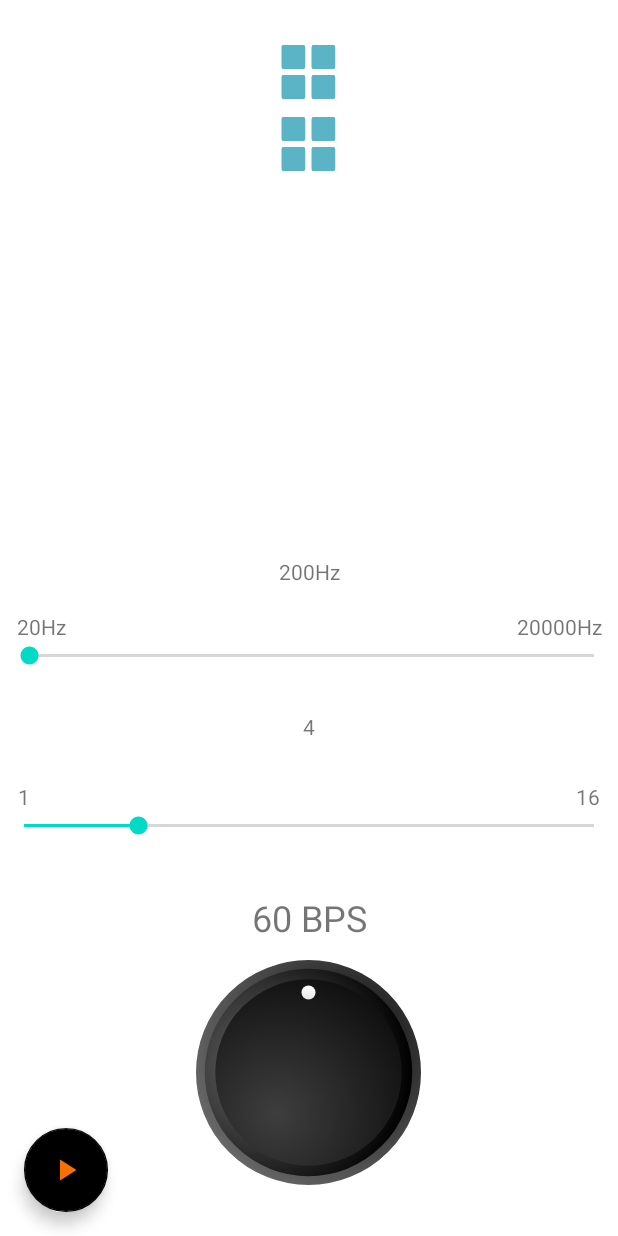
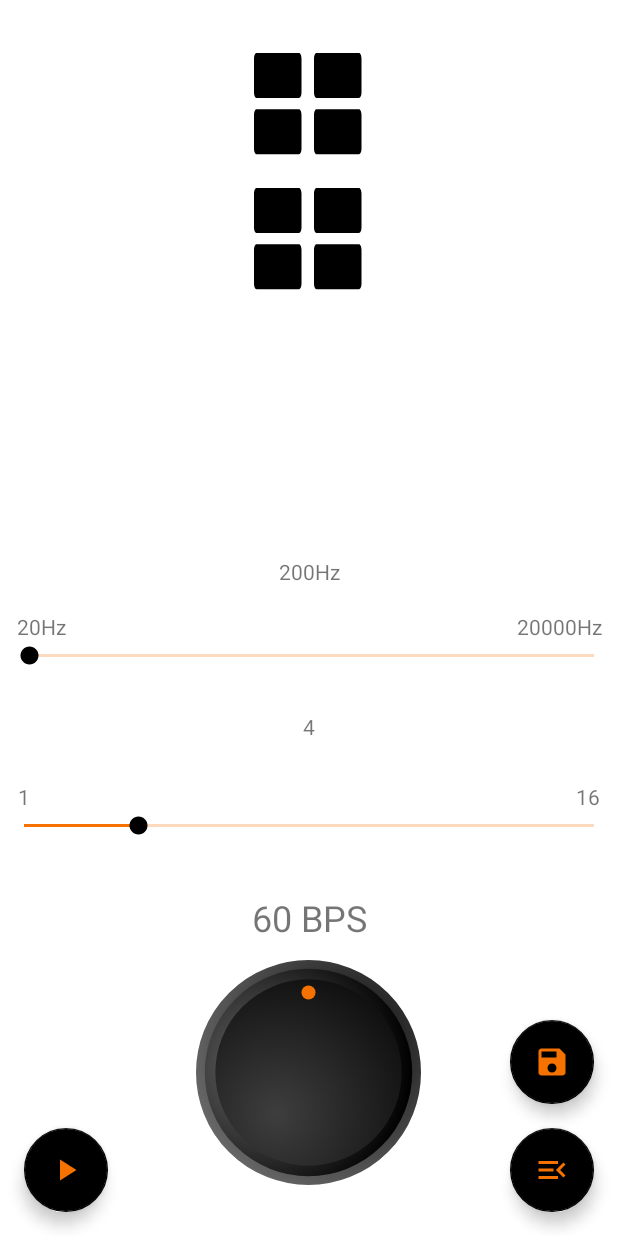
Before and after one commit to Aprii00/Metronome, an Android app: the screen it shows after launch (MainActivity), on a phone screen of 412 x 824 dp. Run offline under Robolectric (Android 15) with nearby library versions, the phone set to English and light mode, and no system bars.

Commit message:
Final Commit?

```diff
--- a/app/src/main/AndroidManifest.xml
+++ b/app/src/main/AndroidManifest.xml
@@ -9,6 +9,10 @@
         android:roundIcon="@mipmap/ic_launcher_round"
         android:supportsRtl="true"
         android:theme="@style/Theme.Metronome">
+        <activity android:name=".load.LoadActivity" >
+        </activity>
+        <activity android:name=".save.SaveActivity" >
+        </activity>
         <activity android:name=".MainActivity">
             <intent-filter>
                 <action android:name="android.intent.action.MAIN" />
--- a/app/src/main/java/com/example/metronome/knob/RotaryKnobView.kt
+++ b/app/src/main/java/com/example/metronome/knob/RotaryKnobView.kt
@@ -15,6 +15,8 @@ import androidx.core.view.GestureDetectorCompat
 import com.example.metronome.R
 import kotlinx.android.synthetic.main.rotary_knob_view.view.*
 import kotlin.math.atan2
+import kotlin.math.ceil
+import kotlin.math.roundToInt
 
 class RotaryKnobView @JvmOverloads constructor(
     context: Context, attrs: AttributeSet? = null, defStyleAttr: Int = 0
@@ -66,7 +68,7 @@ class RotaryKnobView @JvmOverloads constructor(
         if(valueF > maxValue) valueF = maxValue.toFloat()
         else if(valueF < minValue) valueF = minValue.toFloat()
 
-        value = valueF.toInt()
+        value = ceil(valueF.toDouble()).toInt()
 //       Log.e("2", valueF.toString())
         if (listener != null) {
             listener!!.onRotate(value)
--- a/app/src/main/res/drawable/knob.xml
+++ b/app/src/main/res/drawable/knob.xml
@@ -57,8 +57,8 @@
                 android:endY="45"
                 android:endX="128"
                 android:type="linear">
-                <item android:offset="0" android:color="#FFFFFFFF"/>
-                <item android:offset="1" android:color="#FFE8E8E8"/>
+                <item android:offset="0" android:color="@color/playButtonArrow"/>
+                <item android:offset="1" android:color="@color/playButtonArrow"/>
             </gradient>
         </aapt:attr>
     </path>
--- /dev/null
+++ b/app/src/main/res/drawable/load_button_image.xml
@@ -0,0 +1,5 @@
+<vector android:autoMirrored="true" android:height="24dp"
+    android:tint="#27B730" android:viewportHeight="24"
+    android:viewportWidth="24" android:width="24dp" xmlns:android="http://schemas.android.com/apk/res/android">
+    <path android:fillColor="@android:color/white" android:pathData="M3,18h13v-2L3,16v2zM3,13h10v-2L3,11v2zM3,6v2h13L16,6L3,6zM21,15.59L17.42,12 21,8.41 19.59,7l-5,5 5,5L21,15.59z"/>
+</vector>
--- /dev/null
+++ b/app/src/main/res/drawable/save_buttno_image.xml
@@ -0,0 +1,5 @@
+<vector android:height="24dp" android:tint="#27B730"
+    android:viewportHeight="24" android:viewportWidth="24"
+    android:width="24dp" xmlns:android="http://schemas.android.com/apk/res/android">
+    <path android:fillColor="@android:color/white" android:pathData="M17,3L5,3c-1.11,0 -2,0.9 -2,2v14c0,1.1 0.89,2 2,2h14c1.1,0 2,-0.9 2,-2L21,7l-4,-4zM12,19c-1.66,0 -3,-1.34 -3,-3s1.34,-3 3,-3 3,1.34 3,3 -1.34,3 -3,3zM15,9L5,9L5,5h10v4z"/>
+</vector>
--- a/app/src/main/res/drawable/sound_view.xml
+++ b/app/src/main/res/drawable/sound_view.xml
@@ -1,9 +1,9 @@
 <vector xmlns:android="http://schemas.android.com/apk/res/android"
-    android:width="20dp"
-    android:height="48dp"
+    android:width="40dp"
+    android:height="90dp"
     android:viewportWidth="24"
     android:viewportHeight="24">
   <path
-      android:fillColor="@color/soundNoActive"
+      android:fillColor="@color/playButtonBackground"
       android:pathData="M20,13L3,13c-0.55,0 -1,0.45 -1,1v6c0,0.55 0.45,1 1,1h17c0.55,0 1,-0.45 1,-1v-6c0,-0.55 -0.45,-1 -1,-1zM20,3L3,3c-0.55,0 -1,0.45 -1,1v6c0,0.55 0.45,1 1,1h17c0.55,0 1,-0.45 1,-1L21,4c0,-0.55 -0.45,-1 -1,-1z"/>
 </vector>
--- a/app/src/main/res/layout/activity_main.xml
+++ b/app/src/main/res/layout/activity_main.xml
@@ -66,6 +66,9 @@
         app:layout_constraintStart_toStartOf="parent"
         app:layout_constraintTop_toTopOf="parent"
         app:layout_constraintVertical_bias="0.94"
+        android:thumbTint="@color/playButtonBackground"
+        android:progressBackgroundTint="@color/playButtonArrow"
+        android:progressTint="@color/playButtonArrow"
         android:max="@integer/HZMax"
         android:min="@integer/HZMin"
         android:progress="@integer/HZStart"/>
@@ -114,6 +117,9 @@
         app:layout_constraintStart_toStartOf="parent"
         app:layout_constraintTop_toTopOf="parent"
         app:layout_constraintVertical_bias="0.94"
+        android:thumbTint="@color/playButtonBackground"
+        android:progressBackgroundTint="@color/playButtonArrow"
+        android:progressTint="@color/playButtonArrow"
         android:max="@integer/seekBarMax"
         android:min="@integer/seekBarMin"
         android:progress="@integer/seekBarStart"/>
@@ -168,4 +174,34 @@
         app:layout_constraintStart_toStartOf="parent"
         app:srcCompat="@drawable/play_arrow"/>
 
+    <com.google.android.material.floatingactionbutton.FloatingActionButton
+        android:id="@+id/loadButton"
+        android:layout_width="wrap_content"
+        android:layout_height="wrap_content"
+        android:layout_marginEnd="16dp"
+        android:layout_marginBottom="16dp"
+        android:clickable="true"
+        android:onClick="loadNew"
+        android:soundEffectsEnabled="false"
+        app:backgroundTint="@color/playButtonBackground"
+        app:layout_constraintBottom_toBottomOf="parent"
+        app:layout_constraintEnd_toEndOf="parent"
+        app:srcCompat="@drawable/load_button_image"
+        app:tint="@color/playButtonArrow" />
+
+    <com.google.android.material.floatingactionbutton.FloatingActionButton
+        android:id="@+id/saveButton"
+        android:layout_width="wrap_content"
+        android:layout_height="wrap_content"
+        android:layout_marginEnd="16dp"
+        android:layout_marginBottom="16dp"
+        android:clickable="true"
+        android:onClick="saveCurrent"
+        android:soundEffectsEnabled="false"
+        app:backgroundTint="@color/playButtonBackground"
+        app:layout_constraintBottom_toTopOf="@+id/loadButton"
+        app:layout_constraintEnd_toEndOf="parent"
+        app:srcCompat="@drawable/save_buttno_image"
+        app:tint="@color/playButtonArrow" />
+
 </androidx.constraintlayout.widget.ConstraintLayout>
--- a/app/src/main/res/values/colors.xml
+++ b/app/src/main/res/values/colors.xml
@@ -14,5 +14,6 @@
     <color name="soundNoActive">#5AB4C5</color>
     <color name="playButtonBackground">#000000</color>
     <color name="playButtonArrow">#F67200</color>
+    <color name="backGround">#A1A1A1</color>
 
 </resources>
--- a/app/src/main/res/values/themes.xml
+++ b/app/src/main/res/values/themes.xml
@@ -2,12 +2,12 @@
     <!-- Base application theme. -->
     <style name="Theme.Metronome" parent="Theme.MaterialComponents.DayNight.NoActionBar">
         <!-- Primary brand color. -->
-        <item name="colorPrimary">@color/purple_500</item>
-        <item name="colorPrimaryVariant">@color/purple_700</item>
+        <item name="colorPrimary">@color/soundActive</item>
+        <item name="colorPrimaryVariant">@color/soundActive</item>
         <item name="colorOnPrimary">@color/white</item>
         <!-- Secondary brand color. -->
-        <item name="colorSecondary">@color/teal_200</item>
-        <item name="colorSecondaryVariant">@color/teal_700</item>
+        <item name="colorSecondary">@color/playButtonArrow</item>
+        <item name="colorSecondaryVariant">@color/playButtonArrow</item>
         <item name="colorOnSecondary">@color/black</item>
         <!-- Status bar color. -->
         <item name="android:statusBarColor" tools:targetApi="l">?attr/colorPrimaryVariant</item>
```
Also changed, not shown: app/build.gradle (+17 -0 lines), app/src/main/java/com/example/metronome/MainActivity.kt (+67 -9 lines), app/src/main/java/com/example/metronome/database/AppDatabase.kt (added, +9 -0 lines), app/src/main/java/com/example/metronome/database/Record.kt (added, +18 -0 lines), app/src/main/java/com/example/metronome/database/RecordDAO.kt (added, +15 -0 lines), app/src/main/java/com/example/metronome/load/LoadActivity.kt (added, +71 -0 lines), app/src/main/java/com/example/metronome/load/recyclerView/MyAdapter.kt (added, +71 -0 lines), app/src/main/java/com/example/metronome/save/SaveActivity.kt (added, +55 -0 lines), app/src/main/res/layout/list_item.xml (added, +40 -0 lines), app/src/main/res/layout/load_acttivity_layout.xml (added, +18 -0 lines), app/src/main/res/layout/save_acttivity_layout.xml (added, +35 -0 lines).
